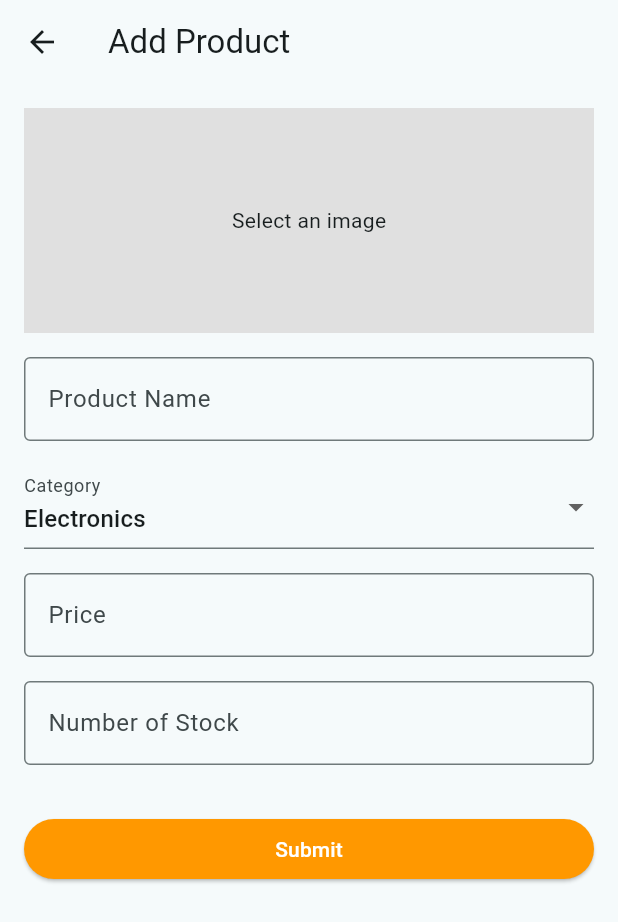
After one commit to Bonfacegitonga/ecommerce, a Flutter app: the screen it shows after launch, item 5 of the bottom bar chosen, after a tap on "Add Product", on a phone screen of 412 x 824 dp. The commit adds this screen. Shown: the top 922 px of the screen. Run offline on Flutter 3.47's test engine with Material 2 defaults, Android fonts, the phone set to English and light mode, and no system bars; our stand-ins replace badges, email_validator, fl_chart, google_fonts, loading_indicator; missing offline and left inert: localstore; network calls fail.

Commit message:
final admin

```diff
--- a/lib/admin/MainAdmin.dart
+++ b/lib/admin/MainAdmin.dart
@@ -4,6 +4,7 @@ import 'package:ecommerce/widgets/myContainer.dart';
 import 'package:flutter/material.dart';
 
 import '../utils/api.dart';
+import 'addProduct.dart';
 
 class Admin extends StatefulWidget {
   const Admin({super.key});
@@ -52,14 +53,10 @@ class _AdminState extends State<Admin> {
           Row(
             mainAxisAlignment: MainAxisAlignment.spaceEvenly,
             children: [
-              const MyContainer(
-                  color: [
+              const MyContainer(color: [
                 Color.fromARGB(255, 63, 9, 170),
                 Color.fromARGB(255, 194, 8, 204),
-                  ],
-                  myIcon: Icon(Icons.abc_outlined),
-                  text: "Product In",
-                  analytics: "208"),
+              ], text: "Product In", analytics: "208"),
               GestureDetector(
                 onTap: () {
                   Navigator.push(
@@ -94,6 +91,13 @@ class _AdminState extends State<Admin> {
                   tileMode: TileMode.mirror,
                 ),
               ),
+              child: GestureDetector(
+                onTap: () {
+                  Navigator.push(
+                      context,
+                      MaterialPageRoute(
+                          builder: (context) => const AddProductScreen()));
+                },
                 child: const Row(
                   mainAxisAlignment: MainAxisAlignment.center,
                   children: [
@@ -113,6 +117,7 @@ class _AdminState extends State<Admin> {
                           fontSize: 25),
                     )
                   ],
+                ),
               ),
             ),
           ),
--- /dev/null
+++ b/lib/admin/addProduct.dart
@@ -0,0 +1,110 @@
+import 'package:flutter/material.dart';
+
+class AddProductScreen extends StatefulWidget {
+  const AddProductScreen({super.key});
+
+  @override
+  _AddProductScreenState createState() => _AddProductScreenState();
+}
+
+class _AddProductScreenState extends State<AddProductScreen> {
+  String productName = '';
+  String selectedCategory = 'Electronics';
+  String imagePath = '';
+  double price = 0.0;
+  int stock = 0;
+
+  final _categories = ['Electronics', 'Clothing', 'Accessories'];
+
+  @override
+  Widget build(BuildContext context) {
+    return Scaffold(
+      appBar: AppBar(
+        title: const Text('Add Product'),
+      ),
+      body: Padding(
+        padding: const EdgeInsets.all(16.0),
+        child: SingleChildScrollView(
+          child: Column(
+            crossAxisAlignment: CrossAxisAlignment.stretch,
+            children: [
+              GestureDetector(
+                onTap: () {},
+                child: Container(
+                  color: Colors.grey[300],
+                  height: 150,
+                  child: Center(
+                    child: imagePath.isNotEmpty
+                        ? Image.asset(
+                            imagePath,
+                            height: 140,
+                          )
+                        : const Text('Select an image'),
+                  ),
+                ),
+              ),
+              const SizedBox(height: 16),
+              TextField(
+                decoration: const InputDecoration(
+                    labelText: 'Product Name', border: OutlineInputBorder()),
+                onChanged: (value) {
+                  setState(() {
+                    productName = value;
+                  });
+                },
+              ),
+              const SizedBox(height: 16),
+              DropdownButtonFormField<String>(
+                value: selectedCategory,
+                decoration: const InputDecoration(labelText: 'Category'),
+                items: _categories.map((category) {
+                  return DropdownMenuItem<String>(
+                    value: category,
+                    child: Text(category),
+                  );
+                }).toList(),
+                onChanged: (value) {
+                  setState(() {
+                    selectedCategory = value!;
+                  });
+                },
+              ),
+              const SizedBox(height: 16),
+              TextField(
+                keyboardType: TextInputType.number,
+                decoration: const InputDecoration(
+                    labelText: 'Price', border: OutlineInputBorder()),
+                onChanged: (value) {
+                  setState(() {
+                    price = double.tryParse(value) ?? 0.0;
+                  });
+                },
+              ),
+              const SizedBox(height: 16),
+              TextField(
+                keyboardType: TextInputType.number,
+                decoration: const InputDecoration(
+                    labelText: 'Number of Stock', border: OutlineInputBorder()),
+                onChanged: (value) {
+                  setState(() {
+                    stock = int.tryParse(value) ?? 0;
+                  });
+                },
+              ),
+              const SizedBox(height: 32),
+              ElevatedButton(
+                onPressed: () {},
+                style: const ButtonStyle(
+                    backgroundColor: MaterialStatePropertyAll(Colors.orange)),
+                child: const Text(
+                  'Submit',
+                  style: TextStyle(color: Colors.white),
+                ),
+              ),
+            ],
+          ),
+        ),
+      ),
+    );
+  }
+}
```
Also changed, not shown: lib/admin/pendingOrders.dart (+16 -3 lines), lib/admin/productOut.dart (+15 -2 lines), lib/widgets/orderContainer.dart (+57 -19 lines), lib/modal/pendingOrder.dart (added), 5 other files. Lines whose indentation alone changed are shown as unchanged.
